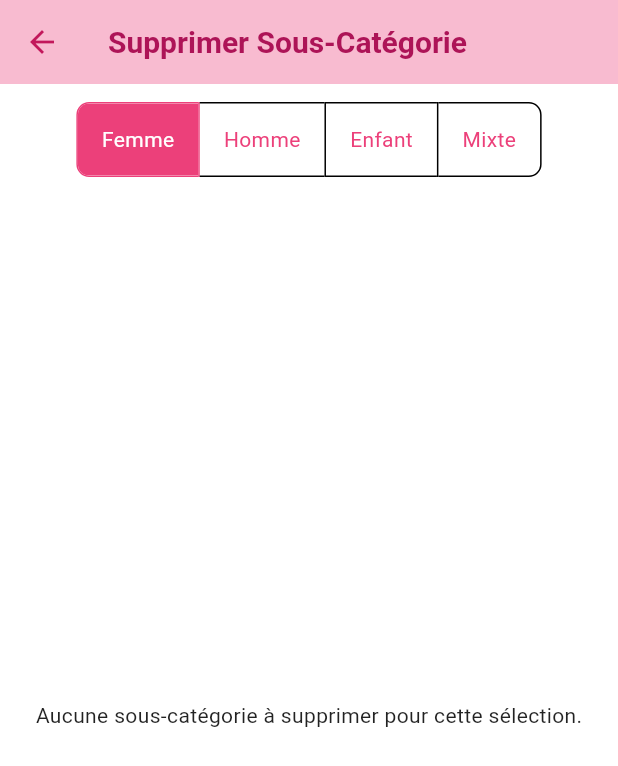
After one commit to mckarot/applicationcoiffeur972, a Flutter app: the AdminHomePage screen opened directly, after a tap on "Supprimer une Sous-Catégorie", on a phone screen of 412 x 824 dp. The commit adds this screen. Shown: the top 766 px of the screen. Run offline on Flutter 3.47's test engine with Material 3 defaults, Android fonts, the phone set to English and light mode, and no system bars; our stand-ins replace image_picker, supabase_flutter, table_calendar, timezone; accounts and stored records are empty.

Commit message:
gestion service fini

```diff
--- /dev/null
+++ b/lib/admins_pages/admin_delete_sub_category_page.dart
@@ -0,0 +1,364 @@
+import 'package:flutter/material.dart';
+import 'package:soifapp/models/haircut_service.dart';
+import 'package:supabase_flutter/supabase_flutter.dart';
+
+class AdminDeleteSubCategoryPage extends StatefulWidget {
+  const AdminDeleteSubCategoryPage({super.key});
+
+  @override
+  State<AdminDeleteSubCategoryPage> createState() =>
+      _AdminDeleteSubCategoryPageState();
+}
+
+class _AdminDeleteSubCategoryPageState
+    extends State<AdminDeleteSubCategoryPage> {
+  final SupabaseClient _supabase = Supabase.instance.client;
+  List<HaircutService> _services = []; // Pour déduire les sous-catégories
+  bool _isLoading = true;
+  String? _errorMessage;
+
+  ServiceCategory _selectedMainCategory = ServiceCategory.femme;
+  final List<ServiceCategory> _displayCategories = [
+    ServiceCategory.femme,
+    ServiceCategory.homme,
+    ServiceCategory.enfant,
+    ServiceCategory.mixte,
+  ];
+
+  @override
+  void initState() {
+    super.initState();
+    _fetchServices();
+  }
+
+  Future<void> _fetchServices() async {
+    if (!mounted) return;
+    setState(() {
+      _isLoading = true;
+      _errorMessage = null;
+    });
+    try {
+      final List<Map<String, dynamic>> servicesData =
+          await _supabase.from('haircut_services').select().order('name');
+
+      if (mounted) {
+        setState(() {
+          _services = servicesData
+              .map((data) => HaircutService.fromSupabase(data))
+              .toList();
+          _isLoading = false;
+        });
+      }
+    } catch (e) {
+      if (mounted) {
+        print('Erreur fetchServices (delete sub_category page): $e');
+        setState(() {
+          _errorMessage =
+              'Impossible de charger les données pour les sous-catégories.';
+          _isLoading = false;
+        });
+      }
+    }
+  }
+
+  // --- Fonctions pour l'affichage des cartes de sous-catégories (similaires à AdminManageServicesPage) ---
+  IconData _getDynamicIconForSubCategory(String? name) {
+    final icons = [
+      Icons.style_outlined,
+      Icons.auto_fix_high_outlined,
+      Icons.content_cut_rounded,
+      Icons.brush_outlined,
+      Icons.spa_outlined,
+      Icons.face_retouching_natural_outlined,
+      Icons.waves_outlined,
+      Icons.color_lens_outlined,
+      Icons.category_outlined,
+    ];
+    if (name == null || name.isEmpty) return Icons.interests_outlined;
+    return icons[name.hashCode % icons.length];
+  }
+
+  Color _getDynamicColorForSubCategory(String? name, BuildContext context) {
+    final theme = Theme.of(context);
+    final colors = [
+      theme.colorScheme.primaryContainer,
+      theme.colorScheme.secondaryContainer,
+      theme.colorScheme.tertiaryContainer,
+      theme.colorScheme.surfaceContainerHighest,
+    ];
+    if (name == null || name.isEmpty) return theme.colorScheme.surfaceBright;
+    return colors[name.hashCode % colors.length];
+  }
+
+  Widget _buildSubCategoryCard(
+      String subCategoryName, String? subCategoryImagePath) {
+    Widget imageWidget;
+
+    if (subCategoryImagePath != null && subCategoryImagePath.isNotEmpty) {
+      try {
+        final imageUrl = _supabase.storage
+            .from('sub.category.images') // Bucket des images de sous-catégories
+            .getPublicUrl(subCategoryImagePath);
+        imageWidget = Image.network(
+          imageUrl,
+          fit: BoxFit.cover,
+          loadingBuilder: (context, child, loadingProgress) {
+            if (loadingProgress == null) return child;
+            return const Center(child: CircularProgressIndicator());
+          },
+          errorBuilder: (context, error, stackTrace) {
+            final icon = _getDynamicIconForSubCategory(subCategoryName);
+            final color =
+                _getDynamicColorForSubCategory(subCategoryName, context);
+            return Container(
+                color: color.withOpacity(0.15),
+                child: Icon(icon, color: color, size: 50));
+          },
+        );
+      } catch (e) {
+        final icon = _getDynamicIconForSubCategory(subCategoryName);
+        final color = _getDynamicColorForSubCategory(subCategoryName, context);
+        imageWidget = Container(
+            color: color.withOpacity(0.15),
+            child: Icon(icon, color: color, size: 50));
+      }
+    } else {
+      final icon = _getDynamicIconForSubCategory(subCategoryName);
+      final color = _getDynamicColorForSubCategory(subCategoryName, context);
+      imageWidget = Container(
+          color: color.withOpacity(0.15),
+          child: Icon(icon, color: color, size: 50));
+    }
+
+    return Card(
+      elevation: 3,
+      shape: RoundedRectangleBorder(borderRadius: BorderRadius.circular(12)),
+      clipBehavior: Clip.antiAlias,
+      child: InkWell(
+        onTap: () {
+          _confirmDeleteSubCategory(subCategoryName, _selectedMainCategory);
+        },
+        child: Column(
+          mainAxisAlignment: MainAxisAlignment.start,
+          crossAxisAlignment: CrossAxisAlignment.stretch,
+          children: [
+            Expanded(child: imageWidget),
+            Padding(
+              padding: const EdgeInsets.all(10.0),
+              child: Text(
+                subCategoryName,
+                textAlign: TextAlign.center,
+                style: TextStyle(
+                  fontWeight: FontWeight.bold,
+                  color: Theme.of(context).colorScheme.primary,
+                  fontSize: 15,
+                ),
+                maxLines: 2,
+                overflow: TextOverflow.ellipsis,
+              ),
+            ),
+          ],
+        ),
+      ),
+    );
+  }
+
+  Widget _buildSubCategorySelectionGrid() {
+    final relevantServices = _services.where((service) {
+      return service.category == _selectedMainCategory ||
+          service.category == ServiceCategory.mixte;
+    }).toList();
+
+    final Map<String, String?> subCategoryDetails = {};
+    for (var service in relevantServices) {
+      final subCategoryName = service.subCategory.trim();
+      if (subCategoryName.isNotEmpty) {
+        if (!subCategoryDetails.containsKey(subCategoryName) ||
+            (subCategoryDetails[subCategoryName] == null &&
+                service.imagePlaceholderSousCategory != null &&
+                service.imagePlaceholderSousCategory!.isNotEmpty)) {
+          subCategoryDetails[subCategoryName] =
+              service.imagePlaceholderSousCategory;
+        }
+      }
+    }
+    final List<String> displayableSubCategoryNames =
+        subCategoryDetails.keys.toList();
+    displayableSubCategoryNames
+        .sort((a, b) => a.toLowerCase().compareTo(b.toLowerCase()));
+
+    if (displayableSubCategoryNames.isEmpty) {
+      return const Center(
+          child:
+              Text("Aucune sous-catégorie à supprimer pour cette sélection."));
+    }
+
+    return GridView.builder(
+      padding: const EdgeInsets.all(12.0),
+      gridDelegate: const SliverGridDelegateWithFixedCrossAxisCount(
+        crossAxisCount: 2,
+        crossAxisSpacing: 12.0,
+        mainAxisSpacing: 12.0,
+        childAspectRatio: 0.9,
+      ),
+      itemCount: displayableSubCategoryNames.length,
+      itemBuilder: (context, index) {
+        final subCategoryName = displayableSubCategoryNames[index];
+        final imagePath = subCategoryDetails[subCategoryName];
+        return _buildSubCategoryCard(subCategoryName, imagePath);
+      },
+    );
+  }
+
+  Future<void> _confirmDeleteSubCategory(
+      String subCategoryName, ServiceCategory mainCategory) async {
+    final bool? confirm = await showDialog<bool>(
+      context: context,
+      builder: (BuildContext context) {
+        return AlertDialog(
+          title: const Text('Confirmer la suppression'),
+          content: Text(
+              'Voulez-vous vraiment supprimer la sous-catégorie "$subCategoryName" (${mainCategory.name}) et TOUS les services qu\'elle contient ? Cette action est irréversible.'),
+          actions: <Widget>[
+            TextButton(
+              child: const Text('Annuler'),
+              onPressed: () => Navigator.of(context).pop(false),
+            ),
+            TextButton(
+              style: TextButton.styleFrom(
+                  foregroundColor: Theme.of(context).colorScheme.error),
+              child: const Text('Supprimer Définitivement'),
+              onPressed: () => Navigator.of(context).pop(true),
+            ),
+          ],
+        );
+      },
+    );
+
+    if (confirm == true) {
+      await _deleteSubCategoryAndServices(subCategoryName, mainCategory);
+    }
+  }
+
+  Future<void> _deleteSubCategoryAndServices(
+      String subCategoryName, ServiceCategory mainCategory) async {
+    setState(() => _isLoading = true);
+    try {
+      // Récupérer les services à supprimer pour potentiellement supprimer leurs images
+      final servicesToDeleteResponse = await _supabase
+          .from('haircut_services')
+          .select(
+              'id, image_placeholder') // On a besoin de l'image_placeholder du service
+          .eq('sub_category', subCategoryName)
+          .eq('category',
+              mainCategory.name); // Utiliser mainCategory.name pour la requête
+
+      final List<Map<String, dynamic>> servicesToDeleteData =
+          List<Map<String, dynamic>>.from(servicesToDeleteResponse);
+      List<String> serviceImagePathsToDelete = [];
+
+      for (var serviceData in servicesToDeleteData) {
+        if (serviceData['image_placeholder'] != null &&
+            (serviceData['image_placeholder'] as String).isNotEmpty) {
+          serviceImagePathsToDelete
+              .add(serviceData['image_placeholder'] as String);
+        }
+      }
+
+      // Supprimer les services de la base de données
+      await _supabase
+          .from('haircut_services')
+          .delete()
+          .eq('sub_category', subCategoryName)
+          .eq('category',
+              mainCategory.name); // Utiliser mainCategory.name pour la requête
+
+      // Supprimer les images des services du bucket 'service.images'
+      if (serviceImagePathsToDelete.isNotEmpty) {
+        final result = await _supabase.storage
+            .from('service.images')
+            .remove(serviceImagePathsToDelete);
+        // Vous pouvez vérifier result pour les erreurs de suppression d'images si nécessaire
+        print('Résultat suppression images services: $result');
+      }
+
+      // Note: La suppression de 'image_placeholder_sous_category' est plus complexe
+      // car elle est partagée et sa logique de suppression unique n'est pas définie ici.
+      // Pour l'instant, nous ne supprimons que les images directes des services.
+
+      if (mounted) {
+        ScaffoldMessenger.of(context).showSnackBar(
+          SnackBar(
+              content: Text(
+                  'Sous-catégorie "$subCategoryName" (${mainCategory.name}) et ses services supprimés.'),
+              backgroundColor: Colors.green),
+        );
+        _fetchServices(); // Recharger la liste
+      }
+    } catch (e) {
+      if (mounted) {
+        print("Erreur suppression sous-catégorie et services: $e");
+        ScaffoldMessenger.of(context).showSnackBar(
+          SnackBar(
+              content: Text('Erreur lors de la suppression: ${e.toString()}'),
+              backgroundColor: Colors.red),
+        );
+      }
+    } finally {
+      if (mounted) {
+        setState(() => _isLoading = false);
+      }
+    }
+  }
+
+  @override
+  Widget build(BuildContext context) {
+    return Scaffold(
+      appBar: AppBar(
+        title: const Text('Supprimer Sous-Catégorie'),
+      ),
+      body: _isLoading
+          ? const Center(child: CircularProgressIndicator())
+          : _errorMessage != null
+              ? Center(
+                  child: Text(_errorMessage!,
+                      style: const TextStyle(color: Colors.red)))
+              : Column(
+                  children: [
+                    Padding(
+                      padding: const EdgeInsets.symmetric(
+                          vertical: 12.0, horizontal: 8.0),
+                      child: ToggleButtons(
+                        borderColor: Theme.of(context).colorScheme.outline,
+                        selectedBorderColor:
+                            Theme.of(context).colorScheme.primary,
+                        selectedColor: Theme.of(context).colorScheme.onPrimary,
+                        fillColor: Theme.of(context).colorScheme.primary,
+                        color: Theme.of(context).colorScheme.primary,
+                        borderRadius: BorderRadius.circular(8.0),
+                        isSelected: _displayCategories
+                            .map(
+                                (category) => _selectedMainCategory == category)
+                            .toList(),
+                        onPressed: (int index) {
+                          setState(() {
+                            _selectedMainCategory = _displayCategories[index];
+                          });
+                        },
+                        children: _displayCategories.map((category) {
+                          return Padding(
+                              padding:
+                                  const EdgeInsets.symmetric(horizontal: 16.0),
+                              child: Text(category.name[0].toUpperCase() +
+                                  category.name.substring(1)));
+                        }).toList(),
+                      ),
+                    ),
+                    Expanded(
+                      child: _buildSubCategorySelectionGrid(),
+                    ),
+                  ],
+                ),
+    );
+  }
+}
--- a/lib/admins_pages/admin_home_page.dart
+++ b/lib/admins_pages/admin_home_page.dart
@@ -2,6 +2,7 @@ import 'package:flutter/material.dart';
 import 'package:soifapp/admins_pages/manage_coiffeurs_page.dart'; // Importer la nouvelle page
 import 'package:soifapp/admins_pages/add_haircut_service_page.dart'; // Importer la page d'ajout de service
 import 'package:soifapp/coiffeurs_page/coiffeur_home_page.dart'; // Importer pour voir le planning
+import 'package:soifapp/admins_pages/admin_delete_sub_category_page.dart'; // Importer la nouvelle page
 import 'package:soifapp/admins_pages/admin_manage_services_page.dart'; // Importer la page de gestion des services
 import 'package:soifapp/widgets/logout_button.dart';
 import 'package:supabase_flutter/supabase_flutter.dart';
@@ -157,6 +158,22 @@ class _AdminHomePageState extends State<AdminHomePage> {
                   padding:
                       const EdgeInsets.symmetric(horizontal: 20, vertical: 15)),
             ),
+            const SizedBox(height: 16),
+            ElevatedButton.icon(
+              icon: const Icon(Icons.delete_sweep_outlined,
+                  color: Colors.redAccent),
+              label: const Text('Supprimer une Sous-Catégorie'),
+              onPressed: () {
+                Navigator.push(
+                    context,
+                    MaterialPageRoute(
+                        builder: (context) =>
+                            const AdminDeleteSubCategoryPage()));
+              },
+              style: ElevatedButton.styleFrom(
+                  padding:
+                      const EdgeInsets.symmetric(horizontal: 20, vertical: 15)),
+            ),
             const SizedBox(height: 20),
             Text("Coiffeurs Actifs :",
                 style: Theme.of(context)
```
